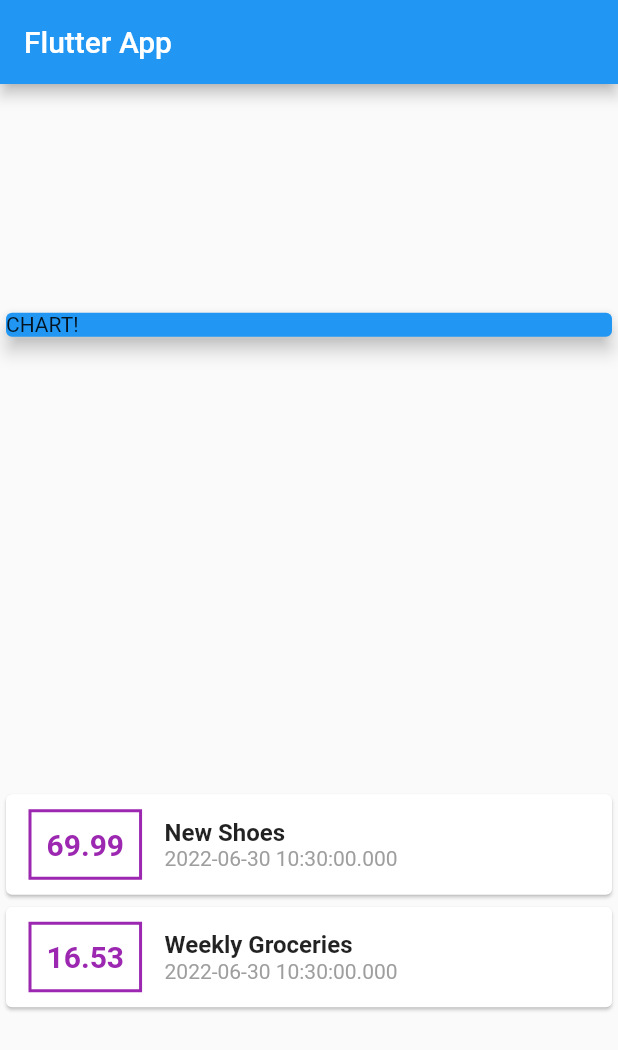
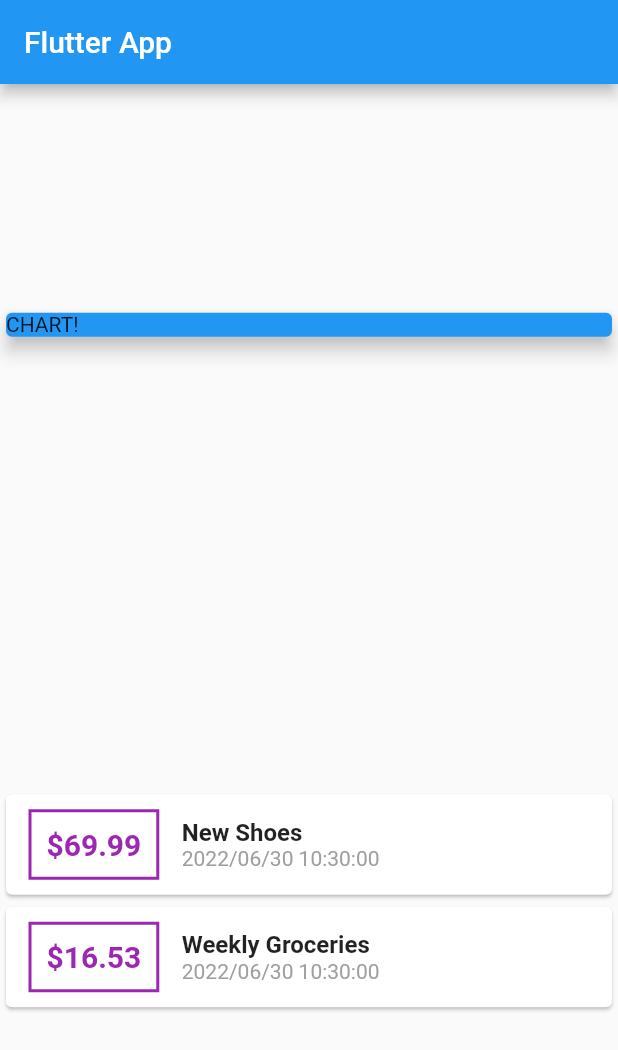
Before and after one commit to sanchoco/personal_expenses_app, a Flutter app: the screen it shows after launch, on a phone screen of 412 x 824 dp. Shown: the top 1050 px of the screen. Run offline on Flutter 3.47's test engine with Material 2 defaults, Android fonts, the phone set to English and light mode, and no system bars.

```diff
--- a/lib/main.dart
+++ b/lib/main.dart
@@ -1,5 +1,6 @@
 import 'package:flutter/material.dart';
 import 'package:flutter_complete_guide/transaction.dart';
+import 'package:intl/intl.dart';
 
 void main() => runApp(MyApp());
 
@@ -45,7 +46,7 @@ class MyHomePage extends StatelessWidget {
                       padding: EdgeInsets.all(10),
                       child: Text(
                         style: TextStyle(fontWeight: FontWeight.bold, fontSize: 20, color: Colors.purple),
-                        tx.amount.toString(),
+                        '\$${tx.amount}',
                       ),
                     ),
                     Column(
@@ -56,7 +57,7 @@ class MyHomePage extends StatelessWidget {
                           style: TextStyle(fontWeight: FontWeight.bold, fontSize: 16),
                         ),
                         Text(
-                          tx.date.toString(),
+                          '${DateFormat('yyyy/MM/dd HH:mm:ss').format(tx.date)}',
                           style: TextStyle(color: Colors.grey),
                         ),
                       ],
--- a/pubspec.yaml
+++ b/pubspec.yaml
@@ -29,6 +29,7 @@ environment:
 dependencies:
   flutter:
     sdk: flutter
+  intl: ^0.17.0
 
 
   # The following adds the Cupertino Icons font to your application.
```
Also changed, not shown: pubspec.lock.
